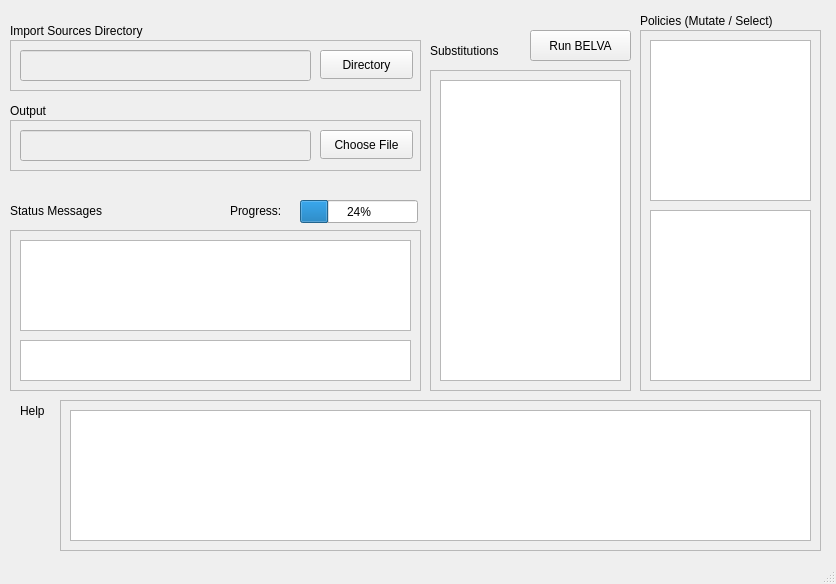
This is src/gui/design.ui in 43449948343/Debging as Qt 5 draws it before an edit. The edited form follows.
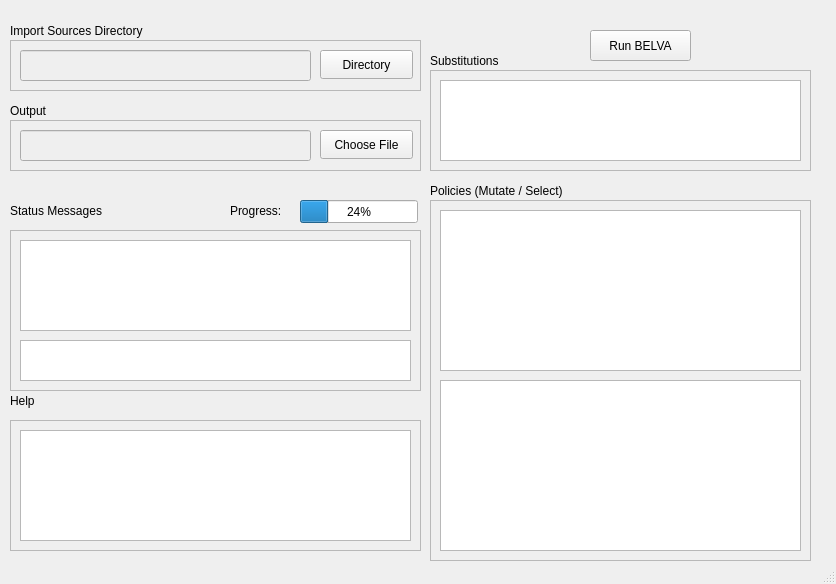
This is the edited form.

```diff
--- a/src/gui/design.ui
+++ b/src/gui/design.ui
@@ -38,7 +38,7 @@
    <widget class="QPushButton" name="pushButton_run_belva">
     <property name="geometry">
      <rect>
-      <x>530</x>
+      <x>590</x>
       <y>30</y>
       <width>101</width>
       <height>31</height>
@@ -236,10 +236,10 @@
    <widget class="QFrame" name="frame_4">
     <property name="geometry">
      <rect>
-      <x>60</x>
-      <y>400</y>
-      <width>761</width>
-      <height>151</height>
+      <x>10</x>
+      <y>420</y>
+      <width>411</width>
+      <height>131</height>
      </rect>
     </property>
     <property name="frameShape">
@@ -253,8 +253,8 @@
       <rect>
        <x>10</x>
        <y>10</y>
-       <width>741</width>
-       <height>131</height>
+       <width>391</width>
+       <height>111</height>
       </rect>
      </property>
     </widget>
@@ -262,9 +262,9 @@
    <widget class="QLabel" name="label_5">
     <property name="geometry">
      <rect>
-      <x>20</x>
-      <y>400</y>
-      <width>41</width>
+      <x>10</x>
+      <y>390</y>
+      <width>31</width>
       <height>21</height>
      </rect>
     </property>
@@ -277,8 +277,8 @@
      <rect>
       <x>430</x>
       <y>70</y>
-      <width>201</width>
-      <height>321</height>
+      <width>381</width>
+      <height>101</height>
      </rect>
     </property>
     <property name="frameShape">
@@ -292,8 +292,8 @@
       <rect>
        <x>10</x>
        <y>10</y>
-       <width>181</width>
-       <height>301</height>
+       <width>361</width>
+       <height>81</height>
       </rect>
      </property>
      <property name="selectionMode">
@@ -308,7 +308,7 @@
     <property name="geometry">
      <rect>
       <x>430</x>
-      <y>40</y>
+      <y>50</y>
       <width>91</width>
       <height>21</height>
      </rect>
@@ -320,8 +320,8 @@
    <widget class="QLabel" name="label_7">
     <property name="geometry">
      <rect>
-      <x>640</x>
-      <y>10</y>
+      <x>430</x>
+      <y>180</y>
       <width>171</width>
       <height>21</height>
      </rect>
@@ -333,9 +333,9 @@
    <widget class="QFrame" name="frame_7">
     <property name="geometry">
      <rect>
-      <x>640</x>
-      <y>30</y>
-      <width>181</width>
+      <x>430</x>
+      <y>200</y>
+      <width>381</width>
       <height>361</height>
      </rect>
     </property>
@@ -353,7 +353,7 @@
       <rect>
        <x>10</x>
        <y>10</y>
-       <width>161</width>
+       <width>361</width>
        <height>161</height>
       </rect>
      </property>
@@ -372,7 +372,7 @@
       <rect>
        <x>10</x>
        <y>180</y>
-       <width>161</width>
+       <width>361</width>
        <height>171</height>
       </rect>
      </property>
```
